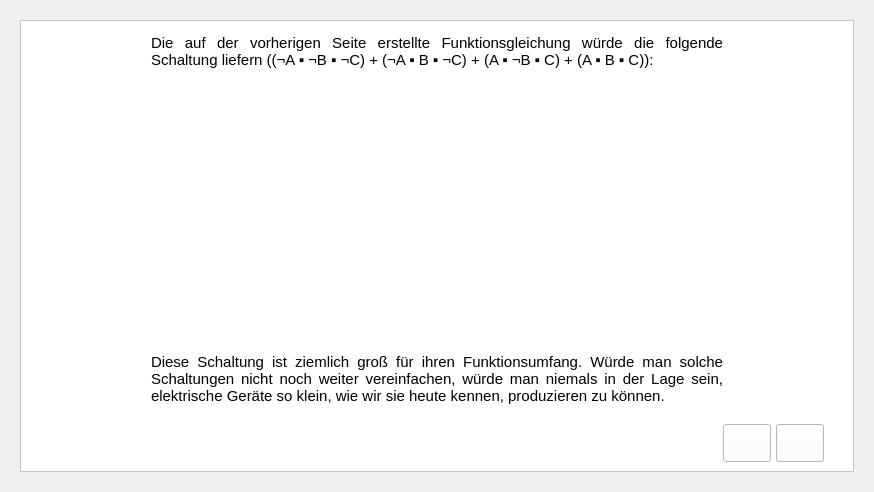
markus-senger/KV-diagram, file Application/task1page.ui: the form before one commit.
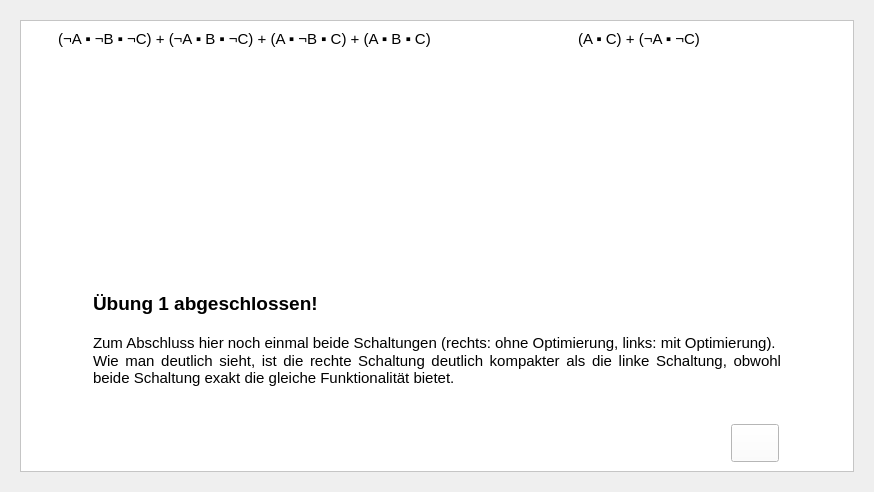
The form after the commit. Icons and pictures are not drawn. Custom widgets are drawn as their Qt base class.

Commit message: Task 1: completed

The edit to the form file:
```diff
--- a/Application/task1page.ui
+++ b/Application/task1page.ui
@@ -23,7 +23,7 @@
       </sizepolicy>
      </property>
      <property name="currentIndex">
-      <number>1</number>
+      <number>4</number>
      </property>
      <widget class="QWidget" name="page">
       <layout class="QVBoxLayout" name="verticalLayout_18">
@@ -481,6 +481,22 @@
               <property name="bottomMargin">
                <number>0</number>
               </property>
+              <item>
+               <spacer name="verticalSpacer_7">
+                <property name="orientation">
+                 <enum>Qt::Vertical</enum>
+                </property>
+                <property name="sizeType">
+                 <enum>QSizePolicy::MinimumExpanding</enum>
+                </property>
+                <property name="sizeHint" stdset="0">
+                 <size>
+                  <width>20</width>
+                  <height>8</height>
+                 </size>
+                </property>
+               </spacer>
+              </item>
               <item>
                <layout class="QHBoxLayout" name="horizontalLayout">
                 <item>
@@ -494,13 +510,13 @@
                   <property name="minimumSize">
                    <size>
                     <width>580</width>
-                    <height>47</height>
+                    <height>50</height>
                    </size>
                   </property>
                   <property name="maximumSize">
                    <size>
                     <width>16777215</width>
-                    <height>16777215</height>
+                    <height>50</height>
                    </size>
                   </property>
                   <property name="styleSheet">
@@ -526,6 +542,19 @@
                 </item>
                </layout>
               </item>
+              <item>
+               <spacer name="verticalSpacer_8">
+                <property name="orientation">
+                 <enum>Qt::Vertical</enum>
+                </property>
+                <property name="sizeHint" stdset="0">
+                 <size>
+                  <width>20</width>
+                  <height>40</height>
+                 </size>
+                </property>
+               </spacer>
+              </item>
               <item>
                <layout class="QHBoxLayout" name="horizontalLayout_13">
                 <item>
@@ -539,7 +568,7 @@
                   <property name="minimumSize">
                    <size>
                     <width>100</width>
-                    <height>242</height>
+                    <height>240</height>
                    </size>
                   </property>
                   <property name="maximumSize">
@@ -564,12 +593,12 @@
                  <enum>Qt::Vertical</enum>
                 </property>
                 <property name="sizeType">
-                 <enum>QSizePolicy::Fixed</enum>
+                 <enum>QSizePolicy::Expanding</enum>
                 </property>
                 <property name="sizeHint" stdset="0">
                  <size>
                   <width>20</width>
-                  <height>5</height>
+                  <height>40</height>
                  </size>
                 </property>
                </spacer>
@@ -620,12 +649,12 @@
                  <enum>Qt::Vertical</enum>
                 </property>
                 <property name="sizeType">
-                 <enum>QSizePolicy::MinimumExpanding</enum>
+                 <enum>QSizePolicy::Expanding</enum>
                 </property>
                 <property name="sizeHint" stdset="0">
                  <size>
                   <width>20</width>
-                  <height>5</height>
+                  <height>40</height>
                  </size>
                 </property>
                </spacer>
@@ -1545,6 +1574,320 @@
        </item>
       </layout>
      </widget>
+     <widget class="QWidget" name="page_5">
+      <layout class="QVBoxLayout" name="verticalLayout_4">
+       <item>
+        <widget class="QScrollArea" name="scrollArea_5">
+         <property name="sizePolicy">
+          <sizepolicy hsizetype="Expanding" vsizetype="Expanding">
+           <horstretch>0</horstretch>
+           <verstretch>0</verstretch>
+          </sizepolicy>
+         </property>
+         <property name="minimumSize">
+          <size>
+           <width>0</width>
+           <height>0</height>
+          </size>
+         </property>
+         <property name="styleSheet">
+          <string notr="true">background-color:white;</string>
+         </property>
+         <property name="widgetResizable">
+          <bool>true</bool>
+         </property>
+         <property name="alignment">
+          <set>Qt::AlignLeading|Qt::AlignLeft|Qt::AlignVCenter</set>
+         </property>
+         <widget class="QWidget" name="scrollAreaWidgetContents_5">
+          <property name="geometry">
+           <rect>
+            <x>0</x>
+            <y>0</y>
+            <width>836</width>
+            <height>454</height>
+           </rect>
+          </property>
+          <layout class="QVBoxLayout" name="verticalLayout_25">
+           <item>
+            <widget class="QFrame" name="gridFrame_5">
+             <property name="styleSheet">
+              <string notr="true"/>
+             </property>
+             <layout class="QVBoxLayout" name="verticalLayout_26">
+              <property name="spacing">
+               <number>5</number>
+              </property>
+              <property name="leftMargin">
+               <number>0</number>
+              </property>
+              <property name="topMargin">
+               <number>0</number>
+              </property>
+              <property name="rightMargin">
+               <number>0</number>
+              </property>
+              <property name="bottomMargin">
+               <number>0</number>
+              </property>
+              <item>
+               <spacer name="verticalSpacer_9">
+                <property name="orientation">
+                 <enum>Qt::Vertical</enum>
+                </property>
+                <property name="sizeType">
+                 <enum>QSizePolicy::Expanding</enum>
+                </property>
+                <property name="sizeHint" stdset="0">
+                 <size>
+                  <width>20</width>
+                  <height>40</height>
+                 </size>
+                </property>
+               </spacer>
+              </item>
+              <item>
+               <layout class="QHBoxLayout" name="horizontalLayout_7">
+                <item>
+                 <layout class="QVBoxLayout" name="verticalLayout_7">
+                  <item>
+                   <widget class="QLabel" name="label_2">
+                    <property name="font">
+                     <font>
+                      <pointsize>11</pointsize>
+                     </font>
+                    </property>
+                    <property name="styleSheet">
+                     <string notr="true">color: black;</string>
+                    </property>
+                    <property name="text">
+                     <string>(¬A ▪ ¬B ▪ ¬C) + (¬A ▪ B ▪ ¬C) + (A ▪ ¬B ▪ C) + (A ▪ B ▪ C)</string>
+                    </property>
+                    <property name="alignment">
+                     <set>Qt::AlignCenter</set>
+                    </property>
+                   </widget>
+                  </item>
+                  <item>
+                   <layout class="QHBoxLayout" name="horizontalLayout_10">
+                    <item>
+                     <widget class="QLabel" name="label_3">
+                      <property name="sizePolicy">
+                       <sizepolicy hsizetype="Fixed" vsizetype="Fixed">
+                        <horstretch>0</horstretch>
+                        <verstretch>0</verstretch>
+                       </sizepolicy>
+                      </property>
+                      <property name="minimumSize">
+                       <size>
+                        <width>350</width>
+                        <height>230</height>
+                       </size>
+                      </property>
+                      <property name="styleSheet">
+                       <string notr="true">image: url(:/images/task1_circuit1.png)</string>
+                      </property>
+                      <property name="text">
+                       <string/>
+                      </property>
+                      <property name="alignment">
+                       <set>Qt::AlignLeading|Qt::AlignLeft|Qt::AlignVCenter</set>
+                      </property>
+                     </widget>
+                    </item>
+                   </layout>
+                  </item>
+                 </layout>
+                </item>
+                <item>
+                 <layout class="QVBoxLayout" name="verticalLayout_5">
+                  <item>
+                   <widget class="QLabel" name="label">
+                    <property name="font">
+                     <font>
+                      <pointsize>11</pointsize>
+                     </font>
+                    </property>
+                    <property name="styleSheet">
+                     <string notr="true">color: black;</string>
+                    </property>
+                    <property name="text">
+                     <string>(A ▪ C) + (¬A ▪ ¬C)</string>
+                    </property>
+                    <property name="alignment">
+                     <set>Qt::AlignCenter</set>
+                    </property>
+                   </widget>
+                  </item>
+                  <item>
+                   <layout class="QHBoxLayout" name="horizontalLayout_11">
+                    <item>
+                     <widget class="QLabel" name="label_4">
+                      <property name="enabled">
+                       <bool>true</bool>
+                      </property>
+                      <property name="sizePolicy">
+                       <sizepolicy hsizetype="Fixed" vsizetype="Fixed">
+                        <horstretch>0</horstretch>
+                        <verstretch>0</verstretch>
+                       </sizepolicy>
+                      </property>
+                      <property name="minimumSize">
+                       <size>
+                        <width>350</width>
+                        <height>230</height>
+                       </size>
+                      </property>
+                      <property name="styleSheet">
+                       <string notr="true">image: url(:/images/task1_circuit2.PNG)</string>
+                      </property>
+                      <property name="text">
+                       <string/>
+                      </property>
+                     </widget>
+                    </item>
+                   </layout>
+                  </item>
+                 </layout>
+                </item>
+               </layout>
+              </item>
+              <item>
+               <spacer name="verticalSpacer_10">
+                <property name="orientation">
+                 <enum>Qt::Vertical</enum>
+                </property>
+                <property name="sizeType">
+                 <enum>QSizePolicy::Expanding</enum>
+                </property>
+                <property name="sizeHint" stdset="0">
+                 <size>
+                  <width>20</width>
+                  <height>40</height>
+                 </size>
+                </property>
+               </spacer>
+              </item>
+              <item>
+               <layout class="QHBoxLayout" name="horizontalLayout_9">
+                <item>
+                 <widget class="QTextBrowser" name="textBrowser_2">
+                  <property name="sizePolicy">
+                   <sizepolicy hsizetype="Fixed" vsizetype="Fixed">
+                    <horstretch>0</horstretch>
+                    <verstretch>0</verstretch>
+                   </sizepolicy>
+                  </property>
+                  <property name="minimumSize">
+                   <size>
+                    <width>696</width>
+                    <height>108</height>
+                   </size>
+                  </property>
+                  <property name="font">
+                   <font>
+                    <family>Arial</family>
+                   </font>
+                  </property>
+                  <property name="styleSheet">
+                   <string notr="true">color: black;</string>
+                  </property>
+                  <property name="frameShape">
+                   <enum>QFrame::NoFrame</enum>
+                  </property>
+                  <property name="html">
+                   <string>&lt;!DOCTYPE HTML PUBLIC &quot;-//W3C//DTD HTML 4.0//EN&quot; &quot;http://www.w3.org/TR/REC-html40/strict.dtd&quot;&gt;
+&lt;html&gt;&lt;head&gt;&lt;meta name=&quot;qrichtext&quot; content=&quot;1&quot; /&gt;&lt;style type=&quot;text/css&quot;&gt;
+p, li { white-space: pre-wrap; }
+&lt;/style&gt;&lt;/head&gt;&lt;body style=&quot; font-family:'Arial'; font-size:8pt; font-weight:400; font-style:normal;&quot;&gt;
+&lt;p align=&quot;justify&quot; style=&quot; margin-top:0px; margin-bottom:0px; margin-left:0px; margin-right:0px; -qt-block-indent:0; text-indent:0px;&quot;&gt;&lt;span style=&quot; font-family:'MS Shell Dlg 2'; font-size:14pt; font-weight:600;&quot;&gt;Übung 1 abgeschlossen!&lt;/span&gt;&lt;/p&gt;
+&lt;p align=&quot;justify&quot; style=&quot;-qt-paragraph-type:empty; margin-top:0px; margin-bottom:0px; margin-left:0px; margin-right:0px; -qt-block-indent:0; text-indent:0px; font-family:'MS Shell Dlg 2'; font-size:12pt; font-weight:600;&quot;&gt;&lt;br /&gt;&lt;/p&gt;
+&lt;p align=&quot;justify&quot; style=&quot; margin-top:0px; margin-bottom:0px; margin-left:0px; margin-right:0px; -qt-block-indent:0; text-indent:0px;&quot;&gt;&lt;span style=&quot; font-family:'MS Shell Dlg 2'; font-size:11pt;&quot;&gt;Zum Abschluss hier noch einmal beide Schaltungen (rechts: ohne Optimierung, links: mit Optimierung). &lt;/span&gt;&lt;/p&gt;
+&lt;p align=&quot;justify&quot; style=&quot; margin-top:0px; margin-bottom:0px; margin-left:0px; margin-right:0px; -qt-block-indent:0; text-indent:0px;&quot;&gt;&lt;span style=&quot; font-family:'MS Shell Dlg 2'; font-size:11pt;&quot;&gt;Wie man deutlich sieht, ist die rechte Schaltung deutlich kompakter als die linke Schaltung, obwohl beide Schaltung exakt die gleiche Funktionalität bietet.&lt;/span&gt;&lt;/p&gt;&lt;/body&gt;&lt;/html&gt;</string>
+                  </property>
+                 </widget>
+                </item>
+               </layout>
+              </item>
+              <item>
+               <spacer name="verticalSpacer_24">
+                <property name="orientation">
+                 <enum>Qt::Vertical</enum>
+                </property>
+                <property name="sizeType">
+                 <enum>QSizePolicy::MinimumExpanding</enum>
+                </property>
+                <property name="sizeHint" stdset="0">
+                 <size>
+                  <width>20</width>
+                  <height>5</height>
+                 </size>
+                </property>
+               </spacer>
+              </item>
+              <item>
+               <layout class="QHBoxLayout" name="horizontalLayout_25">
+                <item>
+                 <spacer name="horizontalSpacer_31">
+                  <property name="orientation">
+                   <enum>Qt::Horizontal</enum>
+                  </property>
+                  <property name="sizeHint" stdset="0">
+                   <size>
+                    <width>40</width>
+                    <height>10</height>
+                   </size>
+                  </property>
+                 </spacer>
+                </item>
+                <item>
+                 <widget class="QPushButton" name="backButtonTask1Page5">
+                  <property name="styleSheet">
+                   <string notr="true">QPushButton
+{
+	color: white;
+	width: 40px;
+	height: 30px;
+   	border-image: url(:/images/buttons/back_button.png)
+}
+
+QPushButton::hover
+{
+	border-image: url(:/images/buttons/back_button_hover.png)
+}</string>
+                  </property>
+                  <property name="text">
+                   <string/>
+                  </property>
+                 </widget>
+                </item>
+                <item>
+                 <spacer name="horizontalSpacer_32">
+                  <property name="orientation">
+                   <enum>Qt::Horizontal</enum>
+                  </property>
+                  <property name="sizeType">
+                   <enum>QSizePolicy::Fixed</enum>
+                  </property>
+                  <property name="sizeHint" stdset="0">
+                   <size>
+                    <width>65</width>
+                    <height>20</height>
+                   </size>
+                  </property>
+                 </spacer>
+                </item>
+               </layout>
+              </item>
+             </layout>
+            </widget>
+           </item>
+          </layout>
+         </widget>
+        </widget>
+       </item>
+      </layout>
+     </widget>
     </widget>
    </item>
   </layout>
```
Left out of the diff: 56 changed lines with no effect on the pictures. The commit also changes 6 other files.
